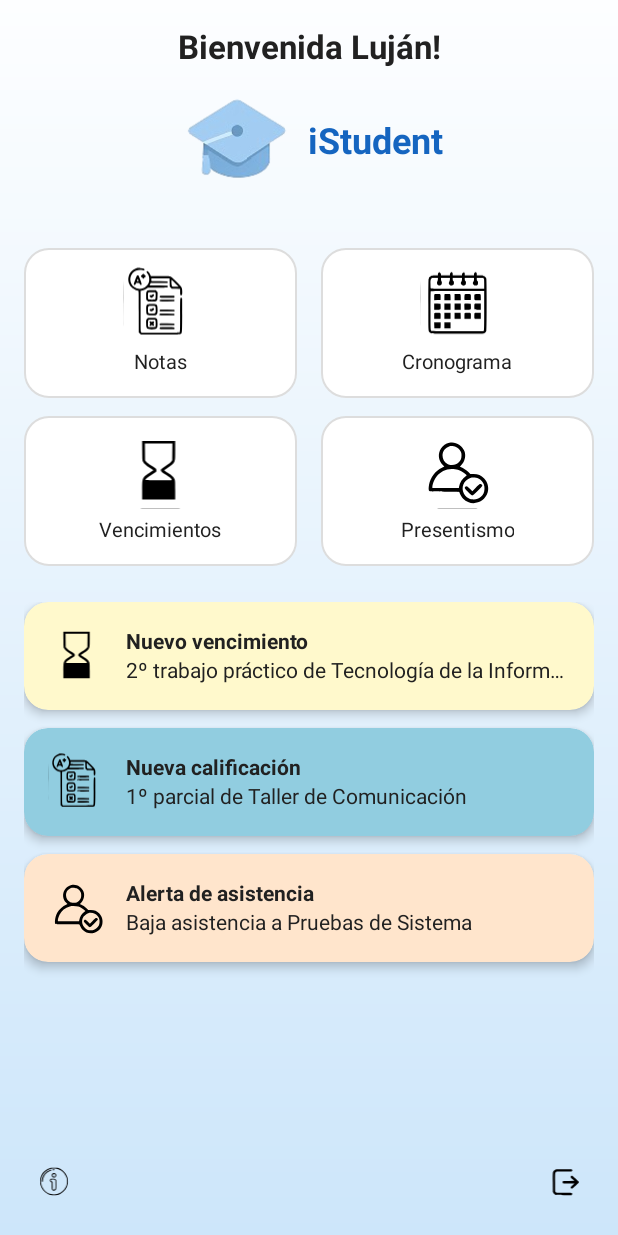
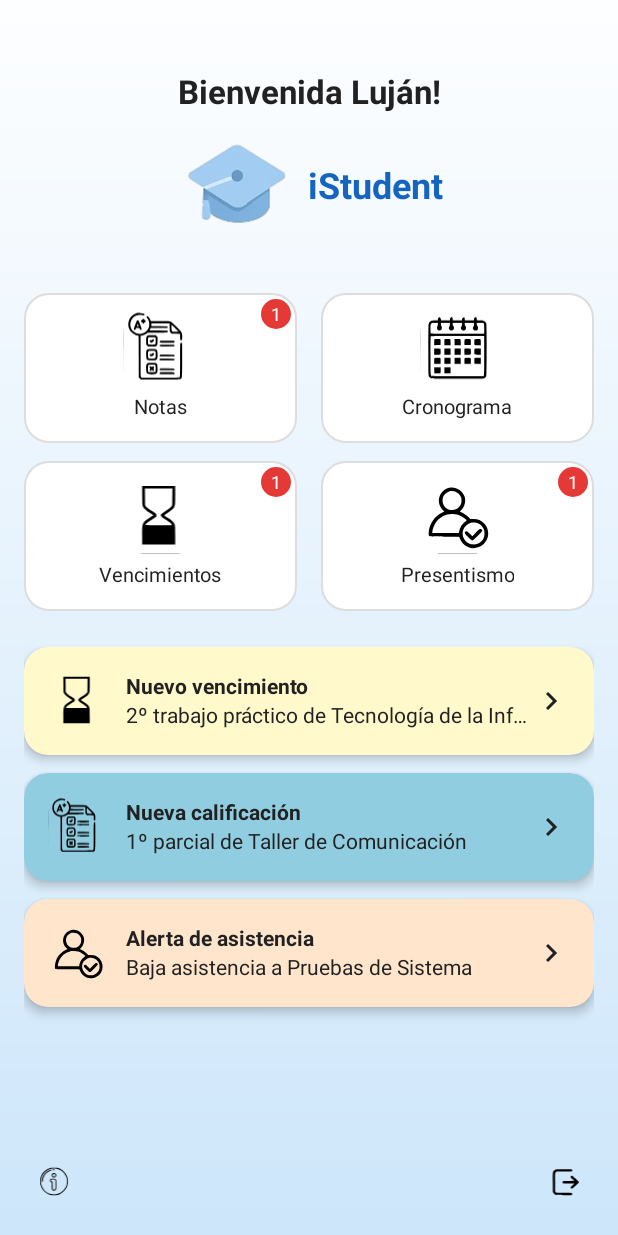
Before and after one commit to Hexagan/iStudent, an Android app: the screen it shows after launch (MainActivity), after a tap on "Ingresar como Invitado", on a phone screen of 412 x 824 dp. Run offline under Robolectric (Android 15) with nearby library versions, the phone set to English and light mode, and no system bars.

Commit message:
Cards como botones, simplificada la lógica de envío a fragments, flechas en las cards, notificaciones en botones

```diff
--- /dev/null
+++ b/app/src/main/res/drawable/badge_background.xml
@@ -0,0 +1,4 @@
+<shape xmlns:android="http://schemas.android.com/apk/res/android"
+    android:shape="oval">
+    <solid android:color="@color/rojoNotificacion" />
+</shape>
--- /dev/null
+++ b/app/src/main/res/drawable/ic_chevron_right.xml
@@ -0,0 +1,9 @@
+<vector xmlns:android="http://schemas.android.com/apk/res/android"
+    android:width="24dp"
+    android:height="24dp"
+    android:viewportWidth="960"
+    android:viewportHeight="960">
+  <path
+      android:pathData="M504,480 L320,296l56,-56 240,240 -240,240 -56,-56 184,-184Z"
+      android:fillColor="#1f1f1f"/>
+</vector>
--- a/app/src/main/res/layout/fragment_home.xml
+++ b/app/src/main/res/layout/fragment_home.xml
@@ -15,6 +15,7 @@
         android:textSize="22sp"
         android:textStyle="bold"
         android:textColor="@color/primaryText"
+        android:layout_marginTop="30dp"
         app:layout_constraintTop_toTopOf="parent"
         app:layout_constraintStart_toStartOf="parent"
         app:layout_constraintEnd_toEndOf="parent" />
@@ -66,16 +67,18 @@
             android:weightSum="2"
             android:layout_marginBottom="12dp">
 
-            <!-- Botón Notas -->
-            <LinearLayout
-                android:id="@+id/buttonCalificaciones"
+            <!-- Botón Notas con badge -->
+            <FrameLayout
                 android:layout_width="0dp"
                 android:layout_height="100dp"
                 android:layout_weight="1"
-                android:layout_marginEnd="8dp"
+                android:layout_marginEnd="8dp">
 
+                <LinearLayout
+                    android:id="@+id/buttonCalificaciones"
+                    android:layout_width="match_parent"
+                    android:layout_height="match_parent"
                     android:orientation="vertical"
-
                     android:gravity="center_horizontal"
                     android:padding="12dp"
                     android:background="@drawable/card_button_blanco">
@@ -98,7 +101,21 @@
                         android:gravity="center" />
                 </LinearLayout>
 
-            <!-- Botón Cronograma -->
+                <TextView
+                    android:id="@+id/badgeCalificaciones"
+                    android:layout_width="20dp"
+                    android:layout_height="20dp"
+                    android:layout_gravity="top|end"
+                    android:layout_margin="4dp"
+                    android:background="@drawable/badge_background"
+                    android:text="1"
+                    android:textColor="@android:color/white"
+                    android:textSize="12sp"
+                    android:gravity="center"
+                    android:visibility="visible" />
+            </FrameLayout>
+
+            <!-- Botón Cronograma sin badge -->
             <LinearLayout
                 android:id="@+id/buttonCronograma"
                 android:layout_width="0dp"
@@ -136,13 +153,17 @@
             android:orientation="horizontal"
             android:weightSum="2">
 
-            <!-- Botón Vencimientos -->
-            <LinearLayout
-                android:id="@+id/buttonVencimientos"
+            <!-- Botón Vencimientos con badge -->
+            <FrameLayout
                 android:layout_width="0dp"
                 android:layout_height="100dp"
                 android:layout_weight="1"
-                android:layout_marginEnd="8dp"
+                android:layout_marginEnd="8dp">
+
+                <LinearLayout
+                    android:id="@+id/buttonVencimientos"
+                    android:layout_width="match_parent"
+                    android:layout_height="match_parent"
                     android:orientation="vertical"
                     android:gravity="center_horizontal"
                     android:padding="12dp"
@@ -166,13 +187,31 @@
                         android:gravity="center" />
                 </LinearLayout>
 
-            <!-- Botón Presentismo -->
-            <LinearLayout
-                android:id="@+id/buttonPresentismo"
+                <TextView
+                    android:id="@+id/badgeVencimientos"
+                    android:layout_width="20dp"
+                    android:layout_height="20dp"
+                    android:layout_gravity="top|end"
+                    android:layout_margin="4dp"
+                    android:background="@drawable/badge_background"
+                    android:text="1"
+                    android:textColor="@android:color/white"
+                    android:textSize="12sp"
+                    android:gravity="center"
+                    android:visibility="visible" />
+            </FrameLayout>
+
+            <!-- Botón Presentismo con badge -->
+            <FrameLayout
                 android:layout_width="0dp"
                 android:layout_height="100dp"
                 android:layout_weight="1"
-                android:layout_marginStart="8dp"
+                android:layout_marginStart="8dp">
+
+                <LinearLayout
+                    android:id="@+id/buttonPresentismo"
+                    android:layout_width="match_parent"
+                    android:layout_height="match_parent"
                     android:orientation="vertical"
                     android:gravity="center_horizontal"
                     android:padding="12dp"
@@ -195,6 +234,20 @@
                         android:ellipsize="end"
                         android:gravity="center" />
                 </LinearLayout>
+
+                <TextView
+                    android:id="@+id/badgePresentismo"
+                    android:layout_width="20dp"
+                    android:layout_height="20dp"
+                    android:layout_gravity="top|end"
+                    android:layout_margin="4dp"
+                    android:background="@drawable/badge_background"
+                    android:text="1"
+                    android:textColor="@android:color/white"
+                    android:textSize="12sp"
+                    android:gravity="center"
+                    android:visibility="visible" />
+            </FrameLayout>
         </LinearLayout>
     </LinearLayout>
 
@@ -260,7 +313,16 @@
                             android:text="2º trabajo práctico de Tecnología de la Información"
                             android:textColor="@color/primaryText" />
                     </LinearLayout>
+                    <ImageView
+                        android:layout_width="24dp"
+                        android:layout_height="24dp"
+                        android:src="@drawable/ic_chevron_right"
+                        android:layout_gravity="center_vertical"
+                        android:contentDescription="Ver más"
+                        app:tint="@color/primaryText"
+                        />
                 </LinearLayout>
+
             </androidx.cardview.widget.CardView>
 
             <!-- Card 2: Calificación -->
@@ -307,6 +369,14 @@
                             android:text="1º parcial de Taller de Comunicación"
                             android:textColor="@color/primaryText" />
                     </LinearLayout>
+                    <ImageView
+                        android:layout_width="24dp"
+                        android:layout_height="24dp"
+                        android:src="@drawable/ic_chevron_right"
+                        android:layout_gravity="center_vertical"
+                        android:contentDescription="Ver más"
+                        app:tint="@color/primaryText"
+                        />
                 </LinearLayout>
             </androidx.cardview.widget.CardView>
 
@@ -354,6 +424,14 @@
                             android:text="Baja asistencia a Pruebas de Sistema"
                             android:textColor="@color/primaryText" />
                     </LinearLayout>
+                    <ImageView
+                        android:layout_width="24dp"
+                        android:layout_height="24dp"
+                        android:src="@drawable/ic_chevron_right"
+                        android:layout_gravity="center_vertical"
+                        android:contentDescription="Ver más"
+                        app:tint="@color/primaryText"
+                        />
                 </LinearLayout>
             </androidx.cardview.widget.CardView>
             <!-- Aquí van los cards con CardView, como en tu versión anterior -->
--- a/app/src/main/res/values/colors.xml
+++ b/app/src/main/res/values/colors.xml
@@ -22,6 +22,7 @@
     <color name="azulOscuro">#1565C0</color>
     <color name="naranjaOscuro">#FF7043</color>
     <color name="rosadoSuave">#FAD4D4</color>
+    <color name="rojoNotificacion">#E53935</color>
     <color name="azulLavanda">#D9E4F5</color>
     <color name="primaryText">#212121</color>
     <color name="secondaryText">#616161</color>
```
Also changed, not shown: app/src/main/res/drawable/SVG/ic_chevron_right.svg (added). Lines whose indentation alone changed are shown as unchanged.
